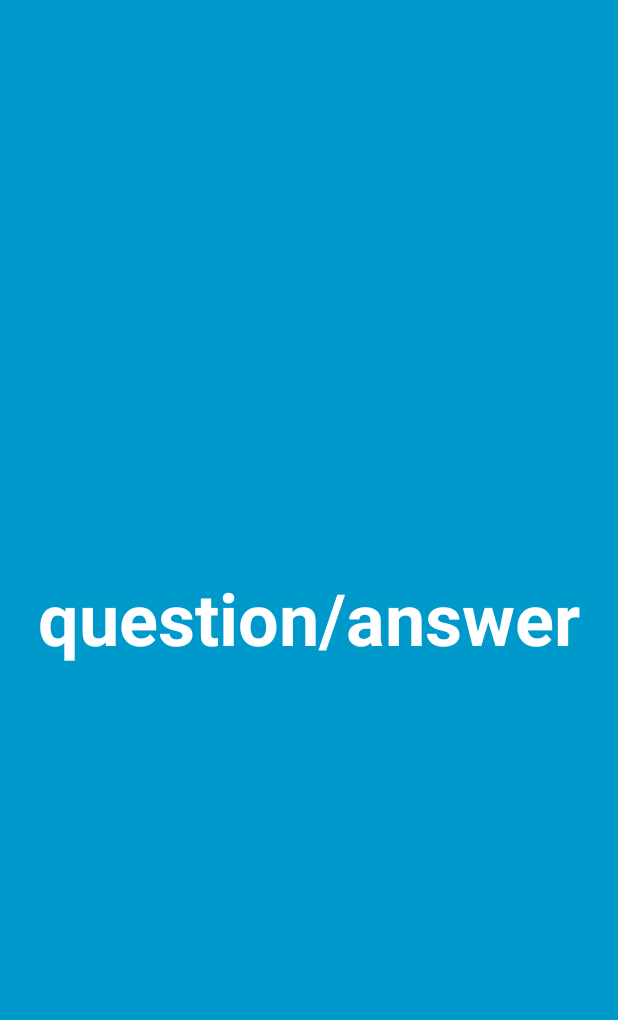
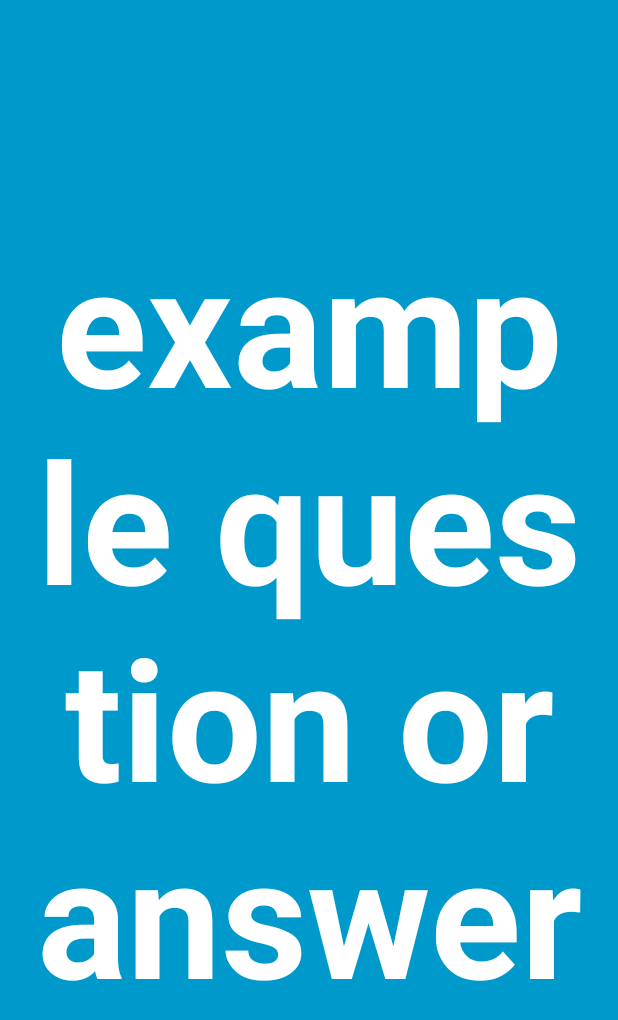
Before and after one commit to evanbattaglia/jide, an Android app: the layout jide_widget.xml on its own in the app's theme, with its tools: preview values and no code run, on a phone screen of 412 x 824 dp. Shown: the top 1020 px of the screen. Run offline under Robolectric (Android 15) with nearby library versions, the phone set to English and light mode, and no system bars.

Commit message:
text autosizing on widget, finally

```diff
--- a/app/build.gradle
+++ b/app/build.gradle
@@ -10,7 +10,7 @@ android {
     //buildToolsVersion "29.0.2" // TODO 29
     defaultConfig {
         applicationId "com.instructure.ebattaglia.jide"
-        minSdkVersion 24
+        minSdkVersion 26 // 26 for android:autoSizeTextType="uniform", but may be able to use AppCompat / app:autoSizeTextType
         targetSdkVersion 28 // TODO 29
         versionCode 1
         versionName "1.0"
--- a/app/src/main/java/com/instructure/ebattaglia/jide/JideWidget.kt
+++ b/app/src/main/java/com/instructure/ebattaglia/jide/JideWidget.kt
@@ -29,8 +29,7 @@ class JideWidget : AppWidgetProvider() {
         private fun showAnswer(context: Context, appWidgetId: Int) {
             val views = RemoteViews(context.packageName, R.layout.jide_widget)
             val prefs = JideWidgetPreferences(context, appWidgetId)
-            val text = prefs.getCurrentBackText()
-            views.setTextViewText(R.id.widget_text, Html.fromHtml(text, HtmlCompat.FROM_HTML_MODE_LEGACY))
+            setWidgetText(views, prefs.getCurrentBackText())
             views.setViewVisibility(R.id.widget_good_button, View.VISIBLE)
             views.setViewVisibility(R.id.widget_bad_button, View.VISIBLE)
             views.setViewVisibility(R.id.widget_back_button, View.VISIBLE)
@@ -46,17 +45,27 @@ class JideWidget : AppWidgetProvider() {
             appWidgetManager.updateAppWidget(appWidgetId, views)
         }
 
+        private fun setWidgetText(views: RemoteViews, html: String) {
+            val text = Html.fromHtml(html, HtmlCompat.FROM_HTML_MODE_LEGACY)
+            // TODO: maybe an option to strip formatting
+
+            // Work around an Android bug that splits lines mid-word when text size is autosized
+            val maxLines = text.toString().trim().split("\\s+".toRegex()).size
+            views.setInt(R.id.widget_text, "setMaxLines", maxLines)
+            views.setTextViewText(R.id.widget_text, text)
+        }
+
         private fun showQuestion(views: RemoteViews, context: Context, appWidgetId: Int) {
             val prefs = JideWidgetPreferences(context, appWidgetId)
             val frontFieldName = prefs.getFrontFieldName()
             if ("".equals(frontFieldName)) {
-                views.setTextViewText(R.id.widget_text, "not configured")
+                setWidgetText(views, context.getString(R.string.not_configured))
             } else {
                 val card =
                     AnkiApi.getDueCard(context, prefs.getDeckId(), prefs.getFrontFieldName(), prefs.getBackFieldName())
                 prefs.setCurrentCard(card.back, card.noteId, card.cardOrd)
-                // TODO: maybe an option to strip formatting
-                views.setTextViewText(R.id.widget_text, Html.fromHtml(card.front, HtmlCompat.FROM_HTML_MODE_LEGACY))
+                setWidgetText(views, card.front)
+
                 views.setViewVisibility(R.id.widget_good_button, View.GONE)
                 views.setViewVisibility(R.id.widget_bad_button, View.GONE)
                 views.setViewVisibility(R.id.widget_back_button, View.GONE)
--- a/app/src/main/res/layout/jide_widget.xml
+++ b/app/src/main/res/layout/jide_widget.xml
@@ -1,4 +1,5 @@
-<RelativeLayout xmlns:android="http://schemas.android.com/apk/res/android"
+<LinearLayout xmlns:android="http://schemas.android.com/apk/res/android"
+    android:orientation="vertical"
     android:layout_width="match_parent"
     android:layout_height="match_parent"
     xmlns:tools="http://schemas.android.com/tools"
@@ -8,52 +9,55 @@
     <TextView
         android:id="@+id/widget_text"
         android:layout_width="match_parent"
+        android:layout_height="0dp"
+        android:layout_marginStart="8dp"
+        android:layout_marginTop="8dp"
+        android:layout_marginEnd="8dp"
+        android:layout_marginBottom="8dp"
+        android:layout_weight="1"
+        android:autoSizeTextType="uniform"
+        android:background="#09C"
+        android:breakStrategy="high_quality"
+        android:gravity="center"
+        android:hyphenationFrequency="none"
+        android:textColor="#ffffff"
+        android:textStyle="bold"
+        tools:text="example question or answer" />
+
+    <LinearLayout
+        android:layout_width="match_parent"
         android:layout_height="wrap_content"
-        android:layout_centerInParent="true"
-        android:layout_margin="8dp"
-        android:layout_marginBottom="8dp"
-        android:gravity="center"
-        android:background="#09C"
-        tools:text="question/answer"
-        android:textColor="#ffffff"
-        android:textSize="48sp"
-        android:textStyle="bold" />
-    <!-- TODO make height max so can click anywhere in blue area, even if no text -->
-    <!--
-    TODO autosizing text. this doesn't really work ("EXAMPLE" gets turned into "EXAMPL\nE")
-    android:autoSizeTextType="uniform"
-    android:autoSizeMinTextSize="12sp"
-    android:autoSizeMaxTextSize="100sp"
-    android:autoSizeStepGranularity="2sp"
-    -->
+        android:layout_weight="0">
 
         <Button
             android:id="@+id/widget_bad_button"
-        android:layout_width="wrap_content"
+            android:layout_width="0dp"
+            android:layout_weight="0.5"
             android:layout_height="wrap_content"
-        android:layout_below="@id/widget_text"
             android:backgroundTint="#B10E0E"
             android:text="@string/widget_bad_button"
-        android:visibility="gone" />
+            android:visibility="gone"
+            tools:text="Bad" />
 
         <Button
             android:id="@+id/widget_good_button"
-        android:layout_width="wrap_content"
+            android:layout_width="0dp"
+            android:layout_weight="0.5"
             android:layout_height="wrap_content"
-        android:layout_below="@id/widget_text"
-        android:layout_toEndOf="@id/widget_bad_button"
             android:backgroundTint="#10CF12"
             android:text="@string/widget_good_button"
-        android:visibility="gone" />
+            android:visibility="gone"
+            tools:text="Good" />
 
         <Button
             android:id="@+id/widget_back_button"
             android:layout_width="wrap_content"
             android:layout_height="wrap_content"
-        android:layout_below="@id/widget_text"
-        android:layout_toEndOf="@id/widget_good_button"
+            android:minWidth="40dp"
             android:backgroundTint="#DDDDDD"
             android:text="@string/widget_back_button"
-        android:visibility="gone" />
+            android:visibility="gone"
+            tools:text="&lt;" />
+    </LinearLayout>
 
-</RelativeLayout>
+</LinearLayout>
--- a/app/src/main/res/values/strings.xml
+++ b/app/src/main/res/values/strings.xml
@@ -17,6 +17,7 @@
     <string name="wallpaper_launcher_secondfield">Launcher Second Field:</string>
     <string name="wallpaper_same_lockscreen_launcher">Always same note for lockscreen and launcher</string>
     <string name="wallpaper_frequency">Change frequency (minutes):</string>
+    <string name="not_configured">not configured</string>
     <string-array name="wallpaper_frequency_units">
         <item name="hours">Hours</item>
         <item name="minutes">Minutes</item>
```
Lines whose indentation alone changed are shown as unchanged.
